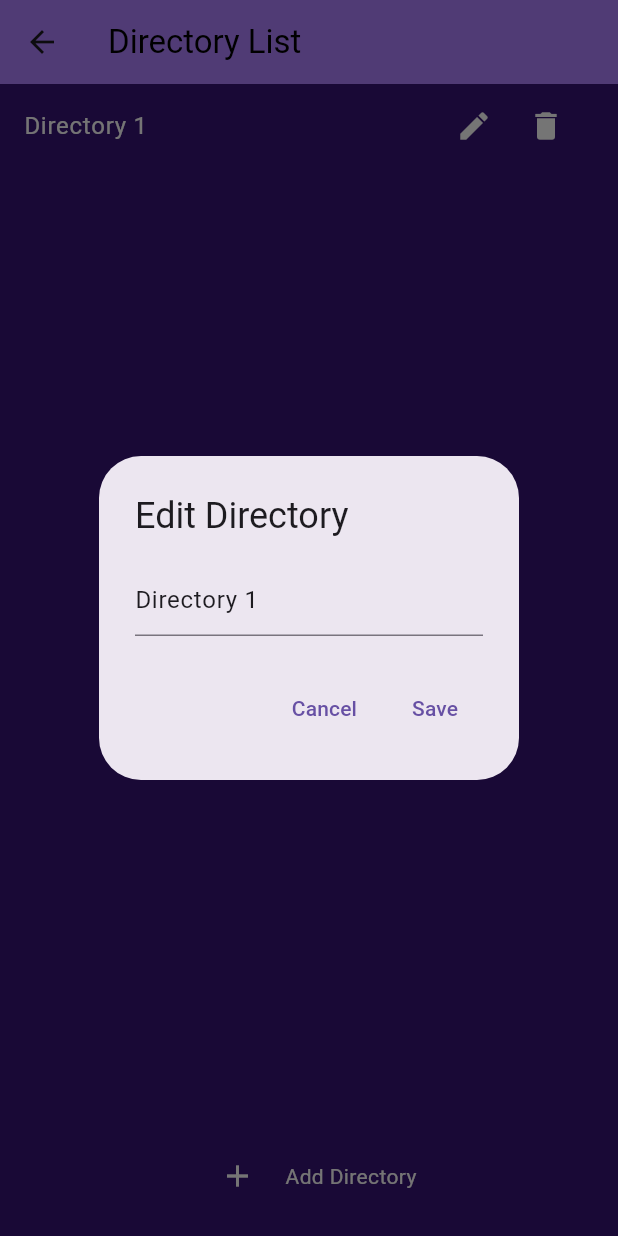
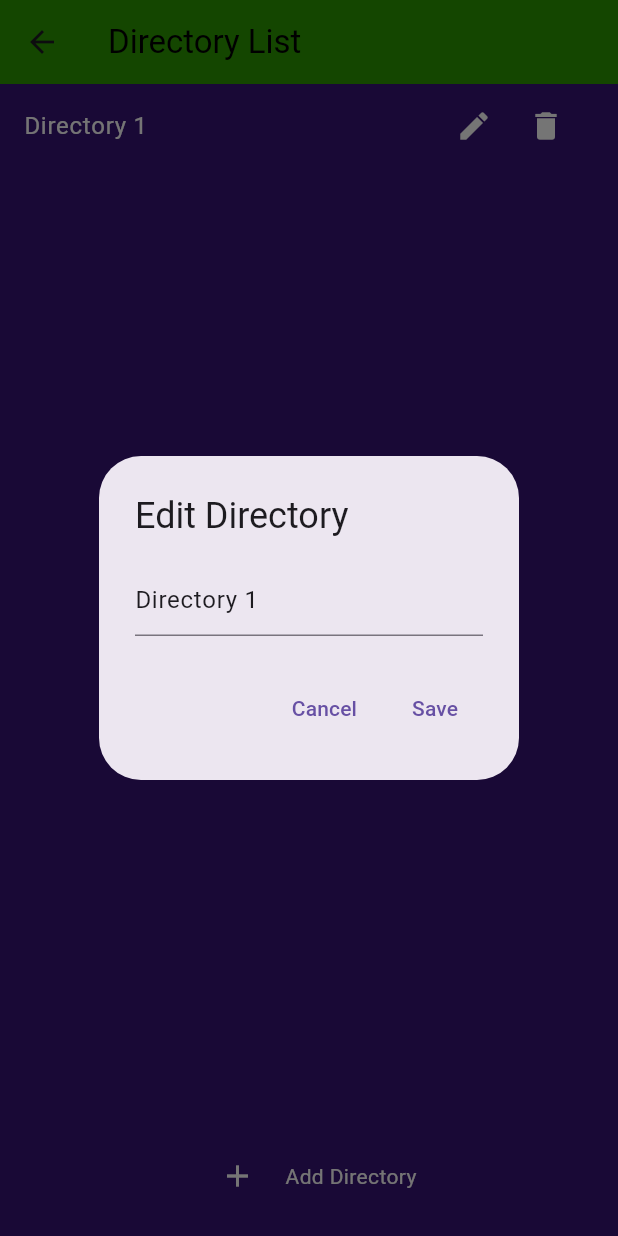
Before and after one commit to IEMDomain04/SimpleDirectory, a Flutter app: the DirectoryList screen opened directly, after a tap on the "add" icon, after a tap on the "edit" icon, on a phone screen of 412 x 824 dp. Run offline on Flutter 3.47's test engine with Material 3 defaults, Android fonts, the phone set to English and light mode, and no system bars; our stand-ins replace flutter_secure_storage; accounts and stored records are empty.

```diff
--- a/lib/pages/directoryList.dart
+++ b/lib/pages/directoryList.dart
@@ -129,12 +129,15 @@ class _DirectoryListState extends State<DirectoryList> {
     );
   }
 
+  //Intructions about the App
+  void _appDirectoryInstructions() {}
+
   @override
   Widget build(BuildContext context) {
     return Scaffold(
       backgroundColor: Color(0xFF371375),
       appBar: AppBar(
-        backgroundColor: Color.fromARGB(255, 175, 129, 255),
+        backgroundColor: Color.fromARGB(255, 43, 153, 0),
         title: Text("Directory List", style: TextStyle(color: Colors.black)),
       ),
       body: ListView.builder(
--- a/lib/pages/subDirectory.dart
+++ b/lib/pages/subDirectory.dart
@@ -167,7 +167,7 @@ class _SubDirectoryListState extends State<SubDirectoryList> {
     return Scaffold(
       backgroundColor: Color(0xFF371375),
       appBar: AppBar(
-        backgroundColor: Color.fromARGB(255, 191, 154, 255),
+        backgroundColor: Color.fromARGB(255, 43, 153, 0),
         title: Text(widget.directory),
       ),
       body: ListView.builder(
```
